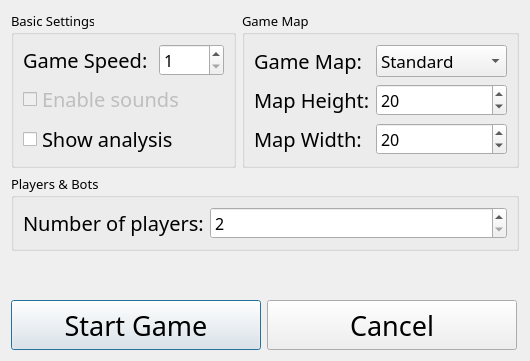
Qt form src/ui/localGameDialog/localGameDialog.ui (SZXC-WG/LocalGen-new) before a commit.
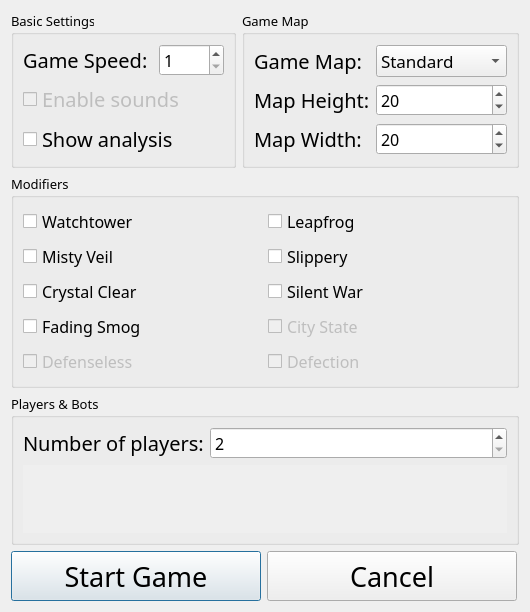
The same form after that commit. Custom widgets are drawn as their Qt base class.

Commit message: feat(localGame): modifier selector

Diff of the .ui file:
```diff
--- a/src/ui/localGameDialog/localGameDialog.ui
+++ b/src/ui/localGameDialog/localGameDialog.ui
@@ -7,7 +7,7 @@
     <x>0</x>
     <y>0</y>
     <width>530</width>
-    <height>361</height>
+    <height>560</height>
    </rect>
   </property>
   <property name="font">
@@ -253,6 +253,190 @@
      </item>
     </layout>
    </item>
+   <item>
+    <widget class="QGroupBox" name="groupBox_modifiers">
+     <property name="font">
+      <font>
+       <family>Quicksand</family>
+       <pointsize>10</pointsize>
+      </font>
+     </property>
+     <property name="title">
+      <string>Modifiers</string>
+     </property>
+     <layout class="QGridLayout" name="gridLayout_modifiers">
+      <item row="0" column="0">
+       <widget class="QCheckBox" name="checkBox_watchtower">
+        <property name="font">
+         <font>
+          <family>Quicksand</family>
+          <pointsize>12</pointsize>
+         </font>
+        </property>
+        <property name="toolTip">
+         <string>Cities and generals provide vision within a four-step, diamond-shaped area.</string>
+        </property>
+        <property name="text">
+         <string>Watchtower</string>
+        </property>
+       </widget>
+      </item>
+      <item row="0" column="1">
+       <widget class="QCheckBox" name="checkBox_leapfrog">
+        <property name="font">
+         <font>
+          <family>Quicksand</family>
+          <pointsize>12</pointsize>
+         </font>
+        </property>
+        <property name="toolTip">
+         <string>Capturing an enemy general moves your general there and turns your previous general into a city.</string>
+        </property>
+        <property name="text">
+         <string>Leapfrog</string>
+        </property>
+       </widget>
+      </item>
+      <item row="1" column="0">
+       <widget class="QCheckBox" name="checkBox_mistyVeil">
+        <property name="font">
+         <font>
+          <family>Quicksand</family>
+          <pointsize>12</pointsize>
+         </font>
+        </property>
+        <property name="toolTip">
+         <string>Your tiles no longer reveal neighboring tiles. Selecting this turns off Crystal Clear.</string>
+        </property>
+        <property name="text">
+         <string>Misty Veil</string>
+        </property>
+       </widget>
+      </item>
+      <item row="1" column="1">
+       <widget class="QCheckBox" name="checkBox_slippery">
+        <property name="font">
+         <font>
+          <family>Quicksand</family>
+          <pointsize>12</pointsize>
+         </font>
+        </property>
+        <property name="toolTip">
+         <string>Defensive and normal moves take priority over chasing moves, making it easier to escape.</string>
+        </property>
+        <property name="text">
+         <string>Slippery</string>
+        </property>
+       </widget>
+      </item>
+      <item row="2" column="0">
+       <widget class="QCheckBox" name="checkBox_crystalClear">
+        <property name="font">
+         <font>
+          <family>Quicksand</family>
+          <pointsize>12</pointsize>
+         </font>
+        </property>
+        <property name="toolTip">
+         <string>Reveal the entire map to all players. Selecting this turns off Misty Veil.</string>
+        </property>
+        <property name="text">
+         <string>Crystal Clear</string>
+        </property>
+       </widget>
+      </item>
+      <item row="2" column="1">
+       <widget class="QCheckBox" name="checkBox_silentWar">
+        <property name="font">
+         <font>
+          <family>Quicksand</family>
+          <pointsize>12</pointsize>
+         </font>
+        </property>
+        <property name="toolTip">
+         <string>Hide army and land totals in the leaderboard and disable analysis charts.</string>
+        </property>
+        <property name="text">
+         <string>Silent War</string>
+        </property>
+       </widget>
+      </item>
+      <item row="3" column="0">
+       <widget class="QCheckBox" name="checkBox_fadingSmog">
+        <property name="font">
+         <font>
+          <family>Quicksand</family>
+          <pointsize>12</pointsize>
+         </font>
+        </property>
+        <property name="toolTip">
+         <string>Retain explored vision and expand it by one ring every 25 half-turns. Enemy territory can block this vision.</string>
+        </property>
+        <property name="text">
+         <string>Fading Smog</string>
+        </property>
+       </widget>
+      </item>
+      <item row="3" column="1">
+       <widget class="QCheckBox" name="checkBox_cityState">
+        <property name="enabled">
+         <bool>false</bool>
+        </property>
+        <property name="font">
+         <font>
+          <family>Quicksand</family>
+          <pointsize>12</pointsize>
+         </font>
+        </property>
+        <property name="toolTip">
+         <string>Coming soon. This modifier is not available yet.</string>
+        </property>
+        <property name="text">
+         <string>City State</string>
+        </property>
+       </widget>
+      </item>
+      <item row="4" column="0">
+       <widget class="QCheckBox" name="checkBox_defenseless">
+        <property name="enabled">
+         <bool>false</bool>
+        </property>
+        <property name="font">
+         <font>
+          <family>Quicksand</family>
+          <pointsize>12</pointsize>
+         </font>
+        </property>
+        <property name="toolTip">
+         <string>Coming soon. This modifier is not available yet.</string>
+        </property>
+        <property name="text">
+         <string>Defenseless</string>
+        </property>
+       </widget>
+      </item>
+      <item row="4" column="1">
+       <widget class="QCheckBox" name="checkBox_defection">
+        <property name="enabled">
+         <bool>false</bool>
+        </property>
+        <property name="font">
+         <font>
+          <family>Quicksand</family>
+          <pointsize>12</pointsize>
+         </font>
+        </property>
+        <property name="toolTip">
+         <string>Coming soon. This modifier is not available yet.</string>
+        </property>
+        <property name="text">
+         <string>Defection</string>
+        </property>
+       </widget>
+      </item>
+     </layout>
+    </widget>
+   </item>
    <item>
     <widget class="QGroupBox" name="groupBox_players">
      <property name="font">
@@ -305,7 +489,41 @@
        </layout>
       </item>
       <item>
-       <layout class="QGridLayout" name="gridLayout_players"/>
+       <widget class="QScrollArea" name="scrollArea_players">
+        <property name="frameShape">
+         <enum>QFrame::Shape::NoFrame</enum>
+        </property>
+        <property name="horizontalScrollBarPolicy">
+         <enum>Qt::ScrollBarPolicy::ScrollBarAlwaysOff</enum>
+        </property>
+        <property name="widgetResizable">
+         <bool>true</bool>
+        </property>
+        <widget class="QWidget" name="scrollAreaWidgetContents_players">
+         <property name="geometry">
+          <rect>
+           <x>0</x>
+           <y>0</y>
+           <width>492</width>
+           <height>54</height>
+          </rect>
+         </property>
+         <layout class="QGridLayout" name="gridLayout_players">
+          <property name="leftMargin">
+           <number>0</number>
+          </property>
+          <property name="topMargin">
+           <number>0</number>
+          </property>
+          <property name="rightMargin">
+           <number>0</number>
+          </property>
+          <property name="bottomMargin">
+           <number>0</number>
+          </property>
+         </layout>
+        </widget>
+       </widget>
       </item>
      </layout>
     </widget>
```
The commit also changes 5 other files.
